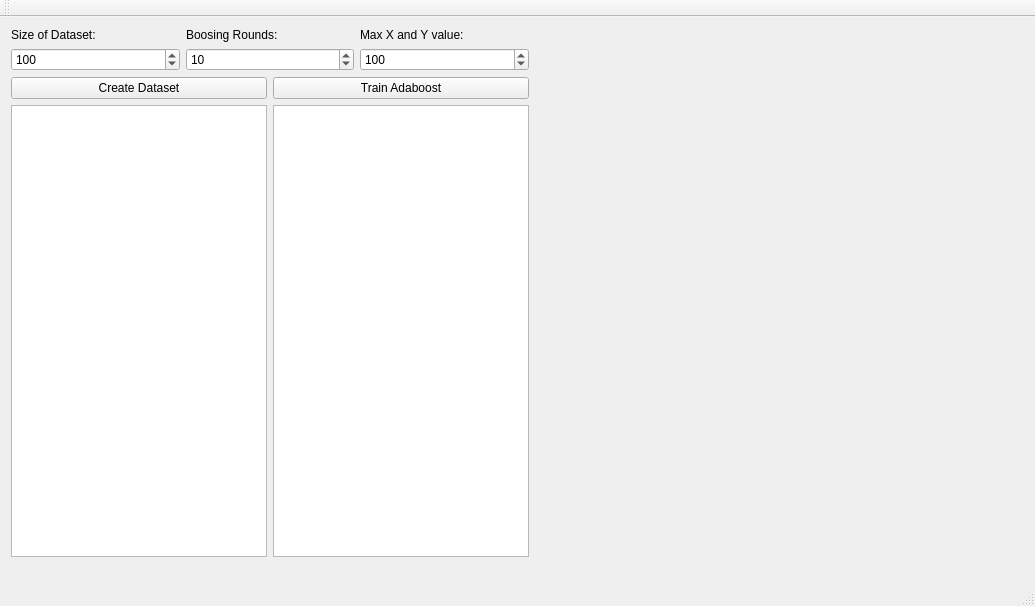
First picture: the form in mainwindow.ui, repository Accusmus/AdaboostQT, before the edit.
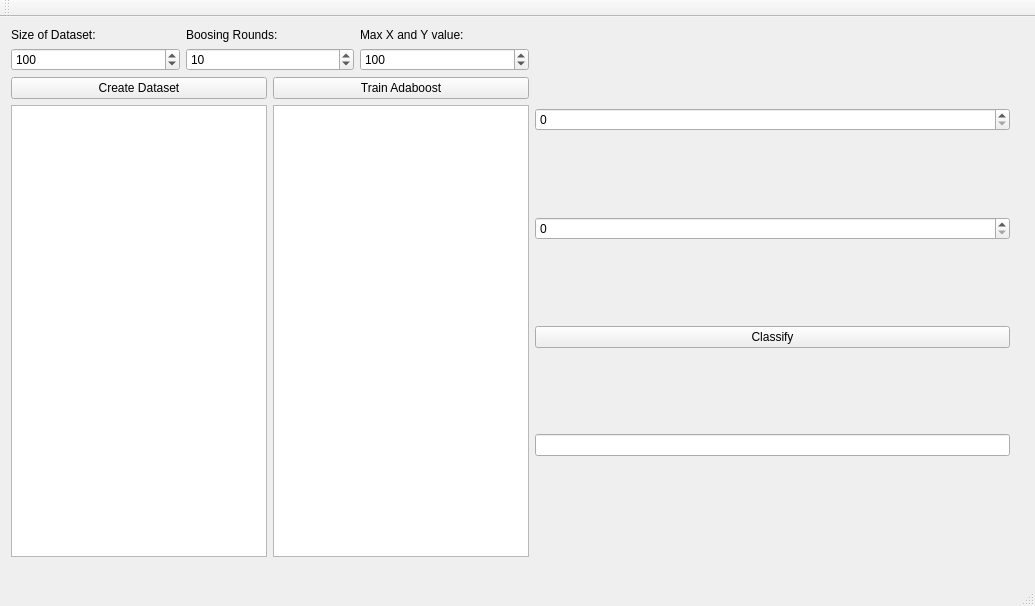
Second picture: the form after the edit.

```diff
--- a/mainwindow.ui
+++ b/mainwindow.ui
@@ -130,23 +130,51 @@
       </layout>
      </item>
      <item>
-      <spacer name="horizontalSpacer">
+      <layout class="QVBoxLayout" name="verticalLayout">
+       <item>
+        <widget class="QSpinBox" name="spinBox_sample_x">
+         <property name="maximum">
+          <number>100</number>
+         </property>
+         <property name="displayIntegerBase">
+          <number>10</number>
+         </property>
+        </widget>
+       </item>
+       <item>
+        <widget class="QSpinBox" name="spinBox_sample_y">
+         <property name="maximum">
+          <number>100</number>
+         </property>
+         <property name="displayIntegerBase">
+          <number>10</number>
+         </property>
+        </widget>
+       </item>
+       <item>
+        <widget class="QPushButton" name="pushButton_classify">
+         <property name="text">
+          <string>Classify</string>
+         </property>
+        </widget>
+       </item>
+       <item>
+        <widget class="QLineEdit" name="lineEdit_result"/>
+       </item>
+       <item>
+        <spacer name="horizontalSpacer_2">
        <property name="orientation">
         <enum>Qt::Horizontal</enum>
        </property>
-       <property name="sizeType">
-        <enum>QSizePolicy::Expanding</enum>
-       </property>
        <property name="sizeHint" stdset="0">
         <size>
-         <width>30</width>
+           <width>40</width>
          <height>20</height>
         </size>
        </property>
       </spacer>
      </item>
-     <item>
-      <layout class="QVBoxLayout" name="verticalLayout"/>
+      </layout>
      </item>
     </layout>
    </widget>
```
Lines whose indentation alone changed are shown as unchanged.
